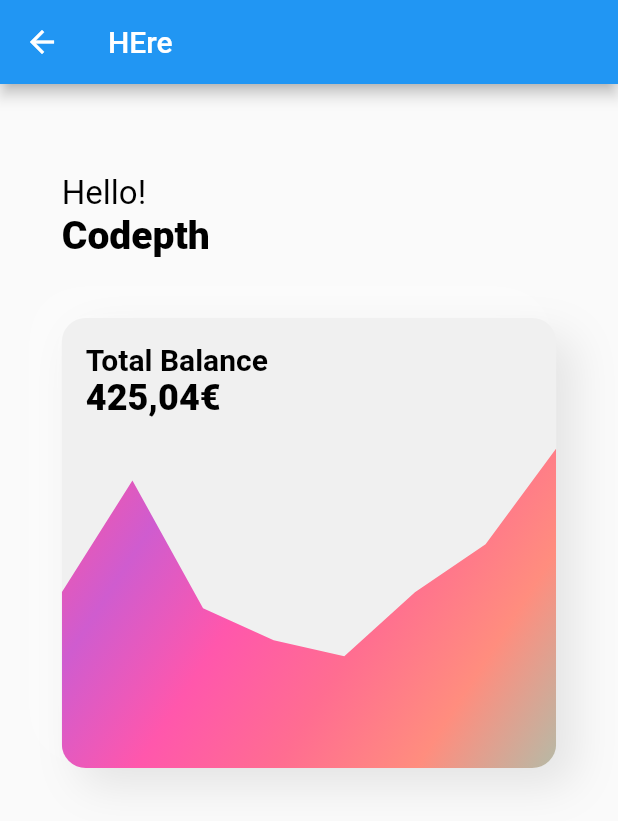
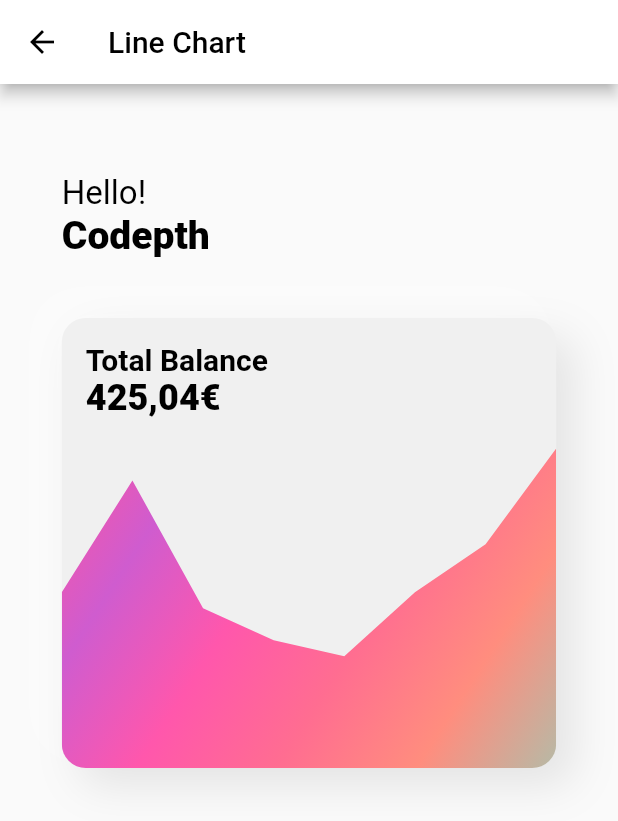
Before and after one commit to theashggl/Dashboard, a Flutter app: the doughnut screen opened directly, on a phone screen of 412 x 824 dp. Shown: the top 821 px of the screen. Run offline on Flutter 3.47's test engine with Material 2 defaults, Android fonts, the phone set to English and light mode, and no system bars; drawn by our look-alikes of clay_containers; our stand-ins replace google_fonts; missing offline and left inert: neumorphic.

Commit message:
final Submission ready

```diff
--- a/lib/doughnut.dart
+++ b/lib/doughnut.dart
@@ -12,8 +12,14 @@ class doughnut extends StatelessWidget {
   Widget build(BuildContext context) {
     double width = MediaQuery.of(context).size.width;
     return Scaffold(
-      appBar: AppBar(
-        title: Text('HEre'),
+      appBar: new AppBar(
+        iconTheme: IconThemeData(
+          color: Colors.black
+      ),
+        title: const Text('Line Chart', style: TextStyle(
+            color: Colors.black
+        )),
+        backgroundColor: Colors.white,
       ),
       body: SingleChildScrollView(
         child: Padding(
--- a/lib/main.dart
+++ b/lib/main.dart
@@ -12,9 +12,9 @@ class NeumorphicApp extends StatefulWidget {
 }
 
 class _HomePageState extends State<NeumorphicApp> {
+
   var tl = false,br = false;
 
-  //tr = false, bl = false,
   @override
   Widget build(BuildContext context) {
     return MaterialApp(
@@ -22,10 +22,6 @@ class _HomePageState extends State<NeumorphicApp> {
         appBar: NeuAppBar(
           title: Text('Dashboard', textScaleFactor: 1.0),
         ),
-//      theme: ThemeData(
-//        primarySwatch: Colors.blue,
-//        scaffoldBackgroundColor: Color(0XFFEFF3F6),
-//      ),
         body: Builder(
           builder: (context) => Column(
             mainAxisAlignment: MainAxisAlignment.spaceAround,
```
Also changed, not shown: lib/neumorphic_expenses/monthly_expenses_view.dart (+9 -0 lines).
